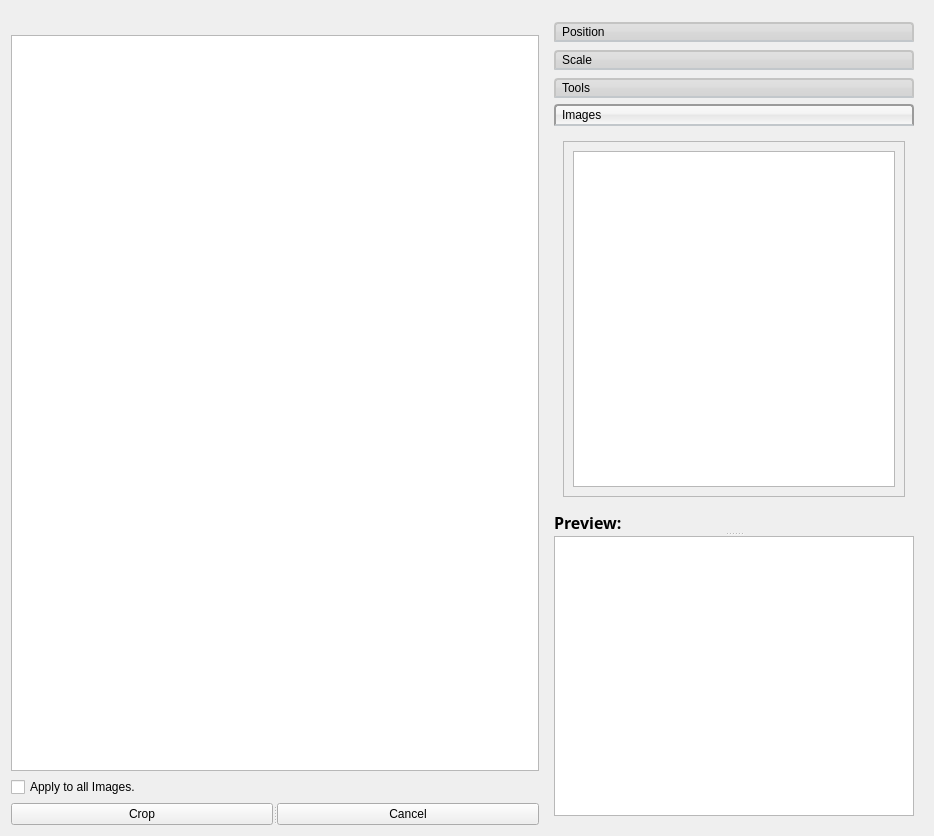
The window that RTIe/RTIe_builder/crop_Widget.ui (Super-SaiyanSandwich/ECMM427) describes before a commit, drawn with Qt 5.
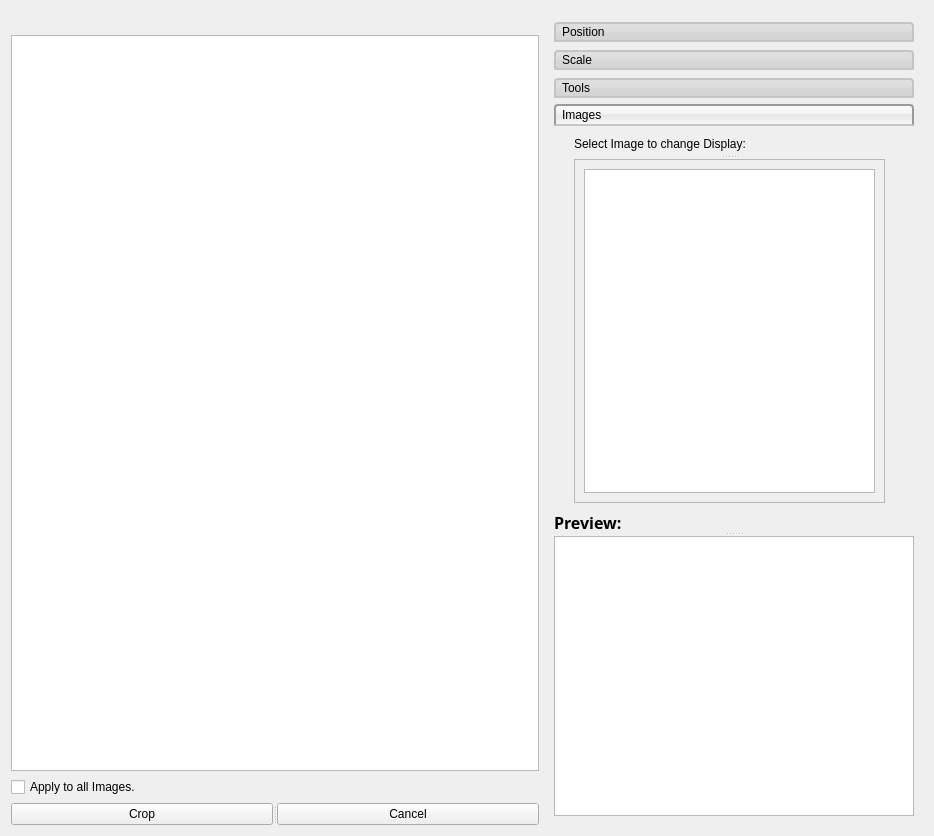
The same window after the commit.

Commit message:
Update fitter and Crop page
Update fitter and Crop page

The edit to the form file:
```diff
--- a/RTIe/RTIe_builder/crop_Widget.ui
+++ b/RTIe/RTIe_builder/crop_Widget.ui
@@ -861,8 +861,29 @@
            <attribute name="label">
             <string>Images</string>
            </attribute>
-           <layout class="QVBoxLayout" name="verticalLayout_11">
-            <item>
+           <widget class="QSplitter" name="splitter_3">
+            <property name="geometry">
+             <rect>
+              <x>20</x>
+              <y>0</y>
+              <width>311</width>
+              <height>371</height>
+             </rect>
+            </property>
+            <property name="sizePolicy">
+             <sizepolicy hsizetype="MinimumExpanding" vsizetype="Maximum">
+              <horstretch>0</horstretch>
+              <verstretch>0</verstretch>
+             </sizepolicy>
+            </property>
+            <property name="orientation">
+             <enum>Qt::Vertical</enum>
+            </property>
+            <widget class="QLabel" name="label">
+             <property name="text">
+              <string>Select Image to change Display:</string>
+             </property>
+            </widget>
              <widget class="QScrollArea" name="scrollArea_3">
               <property name="widgetResizable">
                <bool>true</bool>
@@ -872,8 +893,8 @@
                 <rect>
                  <x>0</x>
                  <y>0</y>
-                 <width>340</width>
-                 <height>359</height>
+                <width>309</width>
+                <height>343</height>
                 </rect>
                </property>
                <layout class="QGridLayout" name="gridLayout_2">
@@ -893,8 +914,7 @@
                </layout>
               </widget>
              </widget>
-            </item>
-           </layout>
+           </widget>
           </widget>
          </widget>
         </item>
```
Left out of the diff: 123 changed lines with no effect on the pictures. Lines whose indentation alone changed are shown as unchanged. The commit also changes 8 other files.
